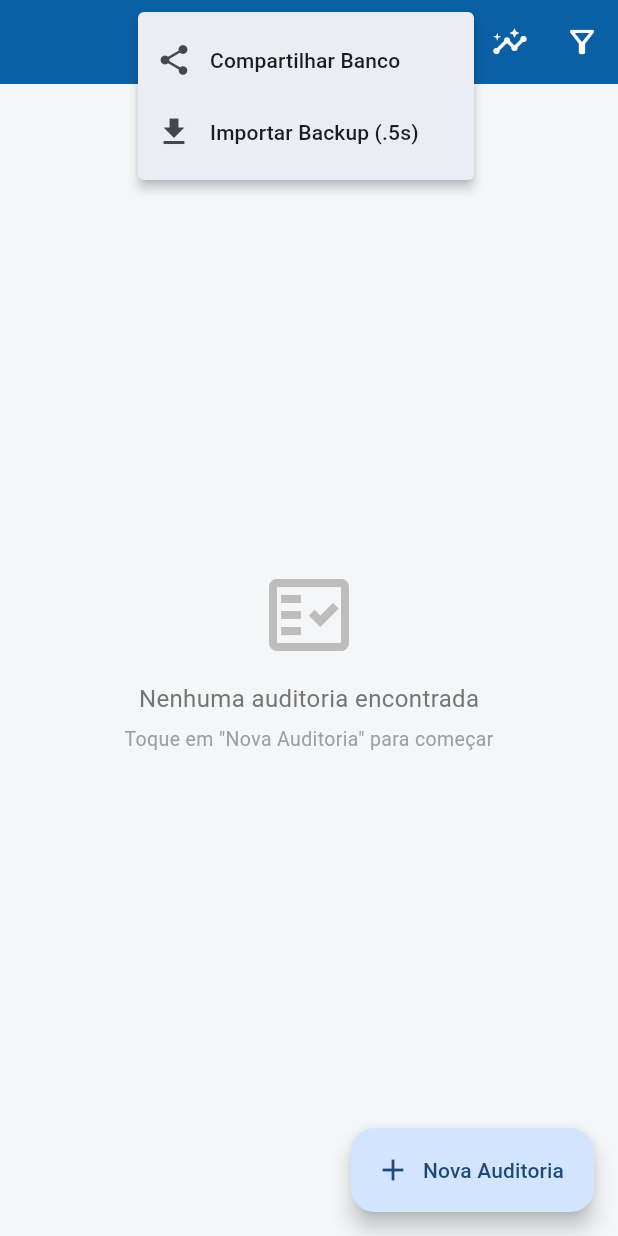
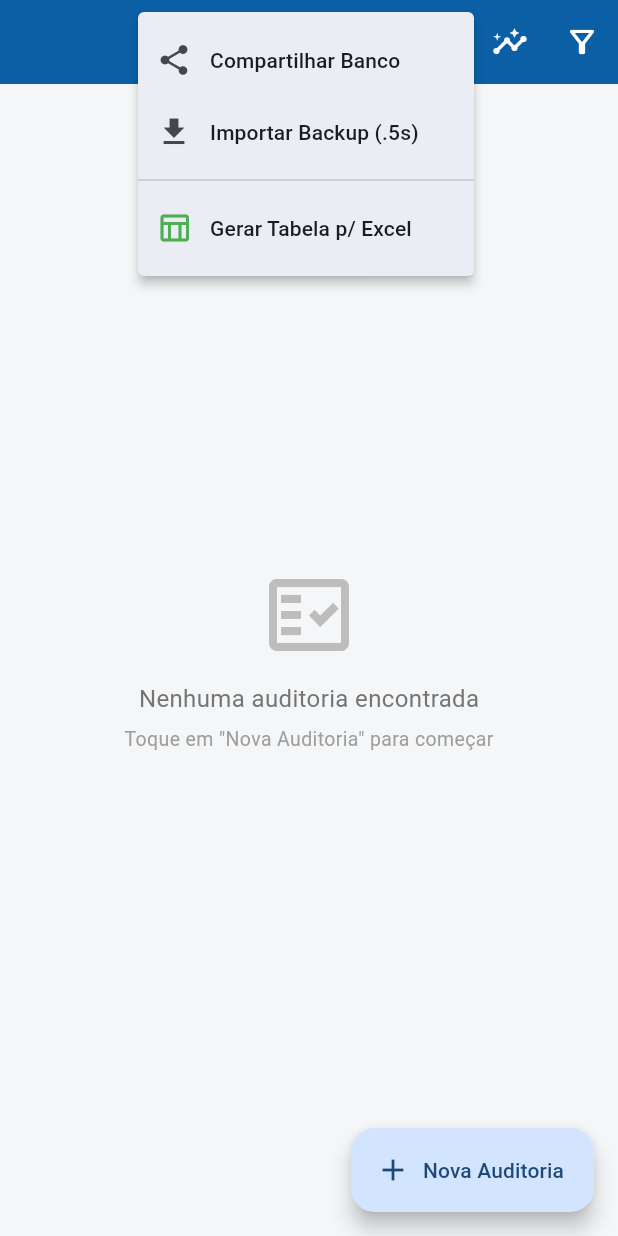
Before and after one commit to pheelpss/auditoria-5s-app, a Flutter app: the screen it shows after launch, after a tap on the "sync alt" icon, on a phone screen of 412 x 824 dp. Run offline on Flutter 3.47's test engine with Material 3 defaults, Android fonts, the light colour scheme and no system bars; our stand-ins replace file_picker, image_picker, percent_indicator, share_plus, sqflite; missing offline and left inert: receive_sharing_intent; accounts and stored records are empty.

Commit message:
Update history_screen.dart

```diff
--- a/lib/presentation/screens/history_screen.dart
+++ b/lib/presentation/screens/history_screen.dart
@@ -124,12 +124,14 @@ class _HistoryScreenState extends State<HistoryScreen> {
         actions: [
           PopupMenuButton<String>(
             icon: const Icon(Icons.sync_alt_outlined),
-            tooltip: 'Sincronizar',
+            tooltip: 'Sincronizar e Exportar',
             onSelected: (value) {
               if (value == 'export') {
                 provider.exportData(context);
               } else if (value == 'import') {
                 provider.importData(context);
+              } else if (value == 'export_excel') {
+                provider.exportDashboardExcel(context);
               }
             },
             itemBuilder: (BuildContext context) => <PopupMenuEntry<String>>[
@@ -147,6 +149,16 @@ class _HistoryScreenState extends State<HistoryScreen> {
                 child: ListTile(
                   leading: Icon(Icons.download),
                   title: Text('Importar Backup (.5s)'),
+                  contentPadding: EdgeInsets.zero,
+                  visualDensity: VisualDensity.compact,
+                ),
+              ),
+              const PopupMenuDivider(), // Linha separadora
+              const PopupMenuItem<String>(
+                value: 'export_excel',
+                child: ListTile(
+                  leading: Icon(Icons.table_chart_outlined, color: Colors.green),
+                  title: Text('Gerar Tabela p/ Excel'),
                   contentPadding: EdgeInsets.zero,
                   visualDensity: VisualDensity.compact,
                 ),
```
